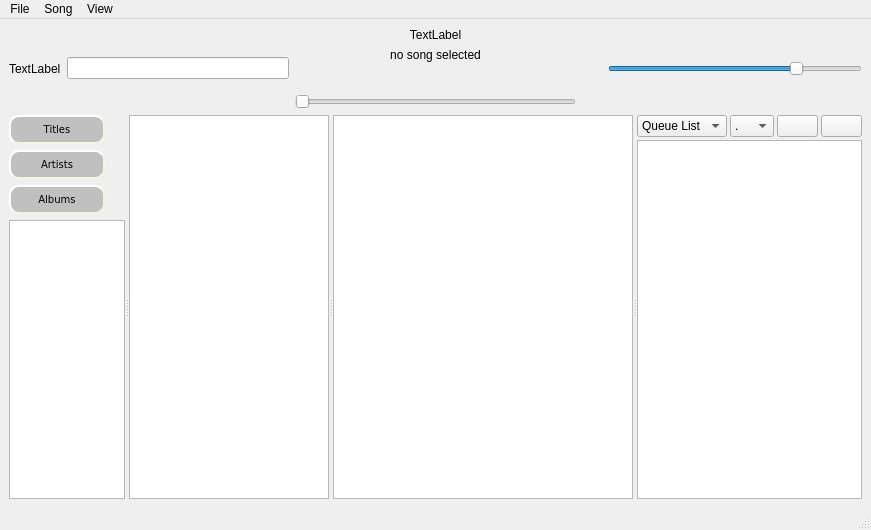
The window that CODE/soundpp/soundpp-prototype/mainwindow.ui (b1t00/soundpp) describes before a commit, drawn with Qt 5.
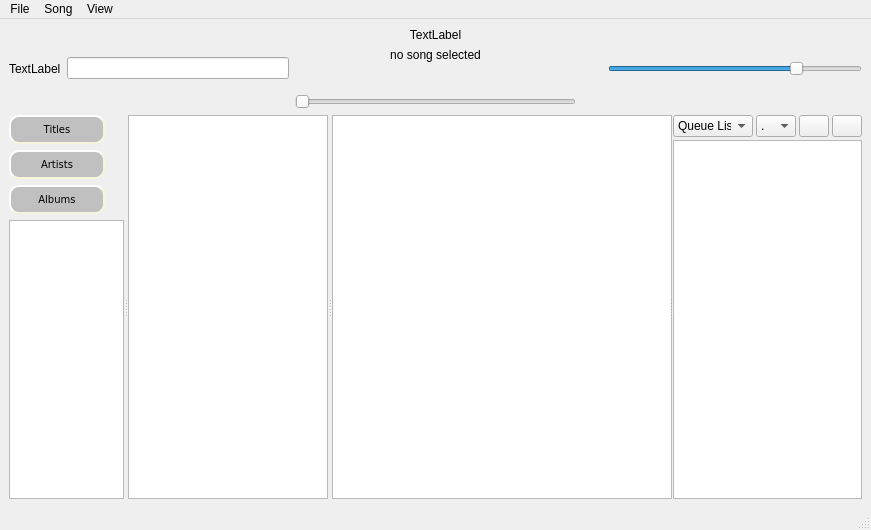
The same window after the commit. Icons and pictures are not drawn.

```diff
--- a/CODE/soundpp/soundpp-prototype/mainwindow.ui
+++ b/CODE/soundpp/soundpp-prototype/mainwindow.ui
@@ -271,6 +271,12 @@
           </item>
           <item>
            <widget class="QTableView" name="playlist_tableView">
+            <property name="minimumSize">
+             <size>
+              <width>100</width>
+              <height>0</height>
+             </size>
+            </property>
             <property name="maximumSize">
              <size>
               <width>120</width>
@@ -344,7 +350,7 @@
         <widget class="QTableView" name="songs_tableView">
          <property name="minimumSize">
           <size>
-           <width>300</width>
+           <width>340</width>
            <height>0</height>
           </size>
          </property>
@@ -512,7 +518,7 @@
            <widget class="QTableView" name="queue_tableView">
             <property name="maximumSize">
              <size>
-              <width>250</width>
+              <width>500</width>
               <height>16777215</height>
              </size>
             </property>
```
